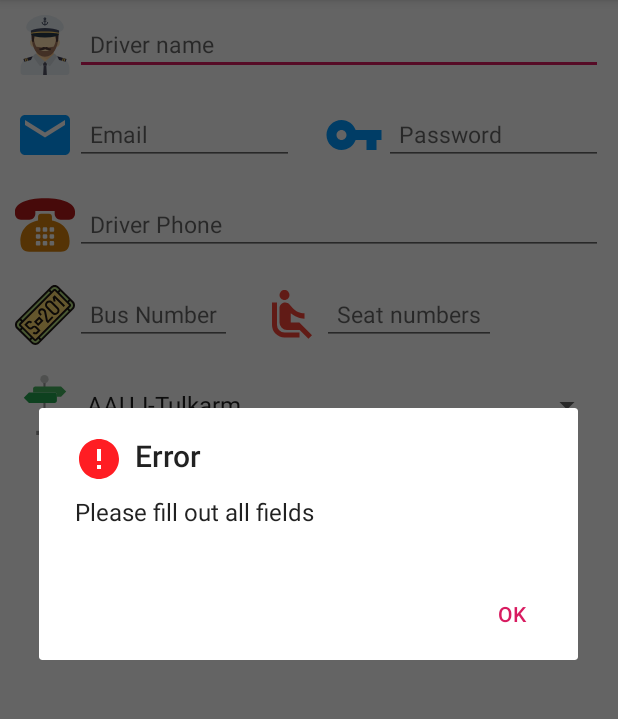
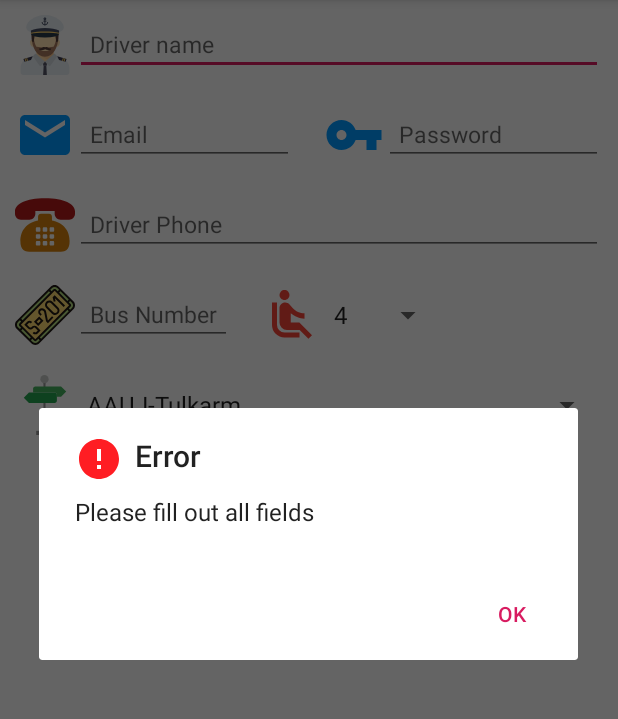
Before and after one commit to Qadomy/BUS_UNI, an Android app: the RegisterNewDriver screen opened directly, with no data from a screen before it, after a tap on "Add New Driver", on a phone screen of 412 x 824 dp, the part 84-803 px from its top. Run offline under Robolectric (Android 15) with nearby library versions, the light colour scheme and no system bars; our stand-ins replace Firebase (no records; nobody signed in at launch, a user with empty details on screens opened directly).

Commit message:
Add spinner in regester new driver included a 4,7,20,55, the numbers of buses seats, without let company write the number of seats

```diff
--- a/app/src/main/java/com/example/bus_uni/BusCompany/RegisterNewDriver.java
+++ b/app/src/main/java/com/example/bus_uni/BusCompany/RegisterNewDriver.java
@@ -38,9 +38,9 @@ public class RegisterNewDriver extends AppCompatActivity {
     FirebaseUser companyUser;
     private Button addNewDriver;
 
-    private EditText dName, dEmail, dPass, dPhone, dBusLine_Num, dBusSeat_Num;
+    private EditText dName, dEmail, dPass, dPhone, dBusLine_Num;
 
-    private Spinner bus_line_spinner;
+    private Spinner bus_line_spinner, bus_seat_number_spinner;
 
     private ProgressBar loadingProgress;
 
@@ -79,18 +79,24 @@ public class RegisterNewDriver extends AppCompatActivity {
         dPass = (EditText) findViewById(R.id.driverPasswordEditText);
         dPhone = (EditText) findViewById(R.id.driverPhoneEditText);
         dBusLine_Num = (EditText) findViewById(R.id.busNumber);
-        dBusSeat_Num = (EditText) findViewById(R.id.busSaetNumber);
         bus_line_spinner = (Spinner) findViewById(R.id.bus_line_name_spinner);
+        bus_seat_number_spinner =(Spinner)findViewById(R.id.seatsNumberSpinner);
 
 
         addNewDriver = (Button) findViewById(R.id.addNewDriverButton);
         loadingProgress = (ProgressBar) findViewById(R.id.driverProgressBar);
 
 
-        // here for init the spinner and get her the data from string array
+        // here for init the bus lines spinner and get her the data from string array
         ArrayAdapter<CharSequence> adapter = ArrayAdapter.createFromResource(this, R.array.bus_line_names, android.R.layout.simple_spinner_item);
         adapter.setDropDownViewResource(android.R.layout.simple_spinner_dropdown_item);
         bus_line_spinner.setAdapter(adapter);
+
+        // init bus seat number spinner
+        ArrayAdapter<CharSequence> seatnumber = ArrayAdapter.createFromResource(this, R.array.bus_seat_numbers, android.R.layout.simple_spinner_item);
+        seatnumber.setDropDownViewResource(android.R.layout.simple_spinner_dropdown_item);
+        bus_seat_number_spinner.setAdapter(seatnumber);
+
 
 
         addNewDriver.setOnClickListener(new View.OnClickListener() {
@@ -102,7 +108,7 @@ public class RegisterNewDriver extends AppCompatActivity {
                 final String pass = dPass.getText().toString();
                 final String phone = dPhone.getText().toString();
                 final String busNum = dBusLine_Num.getText().toString();
-                final String busSeat = dBusSeat_Num.getText().toString();
+                final String busSeat = bus_seat_number_spinner.getSelectedItem().toString();
                 final String bus_line = bus_line_spinner.getSelectedItem().toString();
 
 
@@ -113,18 +119,6 @@ public class RegisterNewDriver extends AppCompatActivity {
                     showMessageDialog(getString(R.string.errorMessage), getString(R.string.fieldsMessageError),
                             R.drawable.ic_error_red_color_30dp);
 
-                    addNewDriver.setVisibility(View.VISIBLE);
-                    loadingProgress.setVisibility(View.INVISIBLE);
-
-                } else if ((Integer.parseInt(busSeat)) > 50) {
-                    showMessageDialog(getString(R.string.errorMessage), getString(R.string.SeatsNumMessageError50),
-                            R.drawable.ic_error_red_color_30dp);
-                    addNewDriver.setVisibility(View.VISIBLE);
-                    loadingProgress.setVisibility(View.INVISIBLE);
-
-                } else if ((Integer.parseInt(busSeat)) < 4) {
-                    showMessageDialog(getString(R.string.errorMessage), getString(R.string.SeatsNumMessageError4),
-                            R.drawable.ic_error_red_color_30dp);
                     addNewDriver.setVisibility(View.VISIBLE);
                     loadingProgress.setVisibility(View.INVISIBLE);
 
--- a/app/src/main/res/layout/activity_register_new_driver.xml
+++ b/app/src/main/res/layout/activity_register_new_driver.xml
@@ -144,17 +144,14 @@
             <ImageView
                 android:layout_width="40dp"
                 android:layout_height="40dp"
-
                 android:src="@drawable/seat_normal_booked" />
 
-            <EditText
-                android:id="@+id/busSaetNumber"
+            <Spinner
+                android:id="@+id/seatsNumberSpinner"
                 android:layout_width="match_parent"
-                android:layout_height="match_parent"
-                android:hint="@string/seat_numbers"
-                android:inputType="number"
-                android:padding="10dp"
-                android:textSize="15sp" />
+                android:layout_height="match_parent">
+
+            </Spinner>
 
         </LinearLayout>
     </LinearLayout>
@@ -171,16 +168,6 @@
             android:layout_height="40dp"
             android:src="@drawable/ic_bus_line_name" />
 
-        <!--<EditText-->
-        <!--android:id="@+id/busLineName"-->
-        <!--android:layout_width="match_parent"-->
-        <!--android:layout_height="match_parent"-->
-        <!--android:padding="10dp"-->
-        <!--android:inputType="text"-->
-        <!--android:hint="Enter Line Name"-->
-        <!--android:textSize="15sp"/>-->
-
-        <!--TODO: here put a Edit text for add a new lines to spinner-->
         <Spinner
             android:id="@+id/bus_line_name_spinner"
             android:layout_width="match_parent"
```
